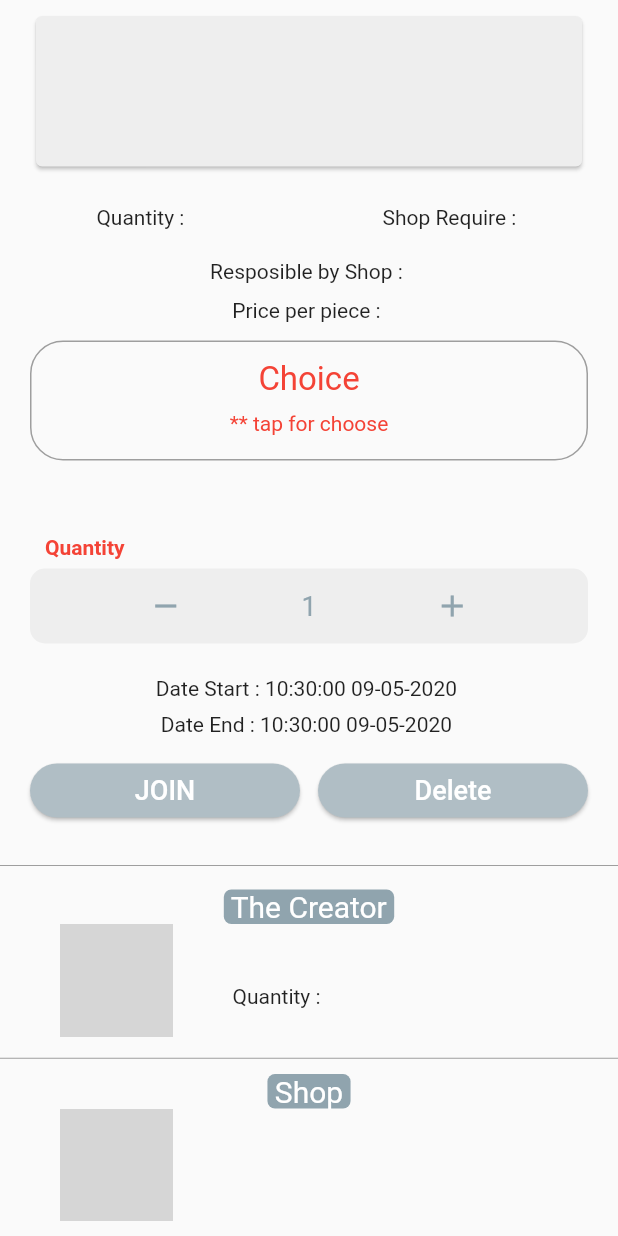
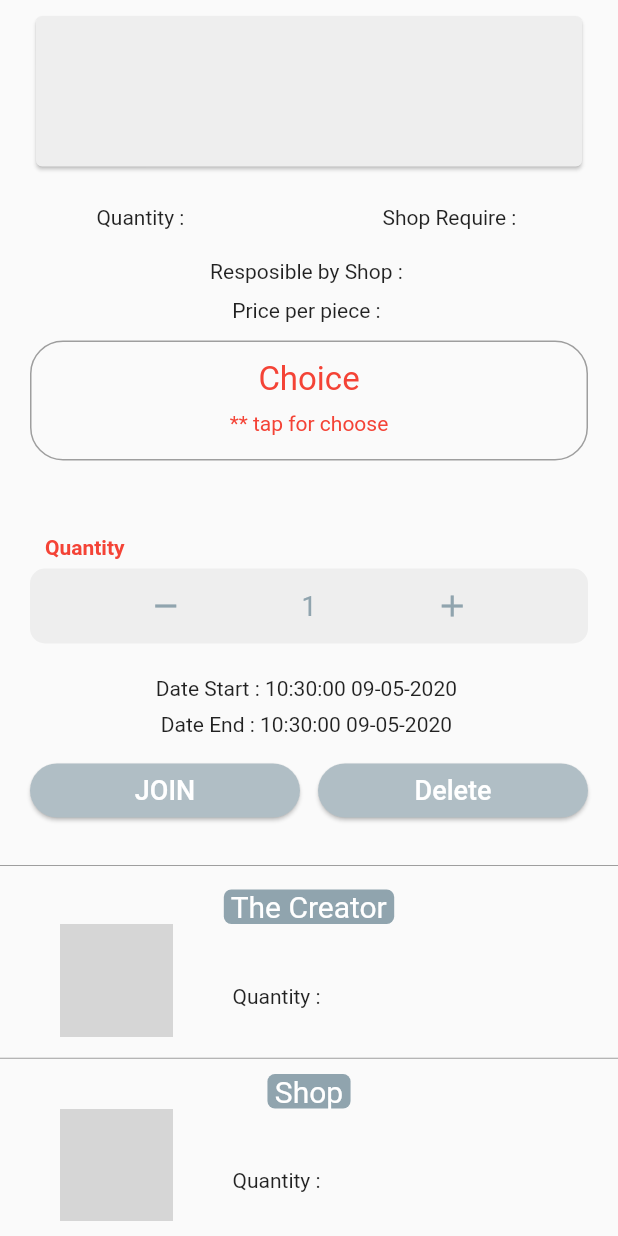
Before and after one commit to NVTP/Project, a Flutter app: the EventCustomer screen opened directly with empty values, scrolled down 325 dp, on a phone screen of 412 x 824 dp. Run offline on Flutter 3.47's test engine with Material 2 defaults, Android fonts, the phone set to English and light mode, and no system bars; our stand-ins replace cloud_firestore, firebase_auth, firebase_storage, flutter_datetime_picker, font_awesome_flutter, image_picker; accounts and stored records are empty; network calls fail; grey boxes are pictures that could not be loaded.

Commit message:
choose shop ok

```diff
--- a/lib/customer/event_customer.dart
+++ b/lib/customer/event_customer.dart
@@ -485,9 +485,6 @@ class _EventCustomerState extends State<EventCustomer> {
               .document(widget.evID)
               .snapshots(),
           builder: (context, snapshot) {
-            var productName = snapshot.data['productName'];
-            var image = snapshot.data['image'];
-            var currentAmount = snapshot.data['currentAmount'];
             if (!snapshot.hasData) return Center(child: Text('loading'));
             return SingleChildScrollView(
               child: Center(
@@ -500,12 +497,12 @@ class _EventCustomerState extends State<EventCustomer> {
                       SizedBox(
                         height: 10,
                       ),
-                      _showImage(image),
+                      _showImage(snapshot.data['image']),
                       SizedBox(
                         height: 12,
                       ),
                       Text(
-                        'Product : $productName',
+                        'Product : ${snapshot.data['productName']}',
                         style: TextStyle(fontSize: 15),
                       ),
                       SizedBox(
@@ -541,7 +538,7 @@ class _EventCustomerState extends State<EventCustomer> {
                       Row(
                         mainAxisAlignment: MainAxisAlignment.spaceAround,
                         children: <Widget>[
-                          Text('Quantity : $currentAmount'),
+                          Text('Quantity : ${snapshot.data['currentAmount']}'),
                           Text(
                               'Shop Require : ${snapshot.data['shopAmount'] ?? '0'}'),
                         ],
@@ -888,7 +885,7 @@ class _EventCustomerState extends State<EventCustomer> {
                                   SizedBox(
                                     height: 5,
                                   ),
-                                  Text(snapshot.data['shopAmount'] ??
+                                  Text('Quantity : '+snapshot.data['shopAmount'] ??
                                       'Quantity : 0'),
                                 ],
                               ),
```
Also changed, not shown: lib/customer/event_cus_shop.dart (+83 -33 lines), 3 other files.
